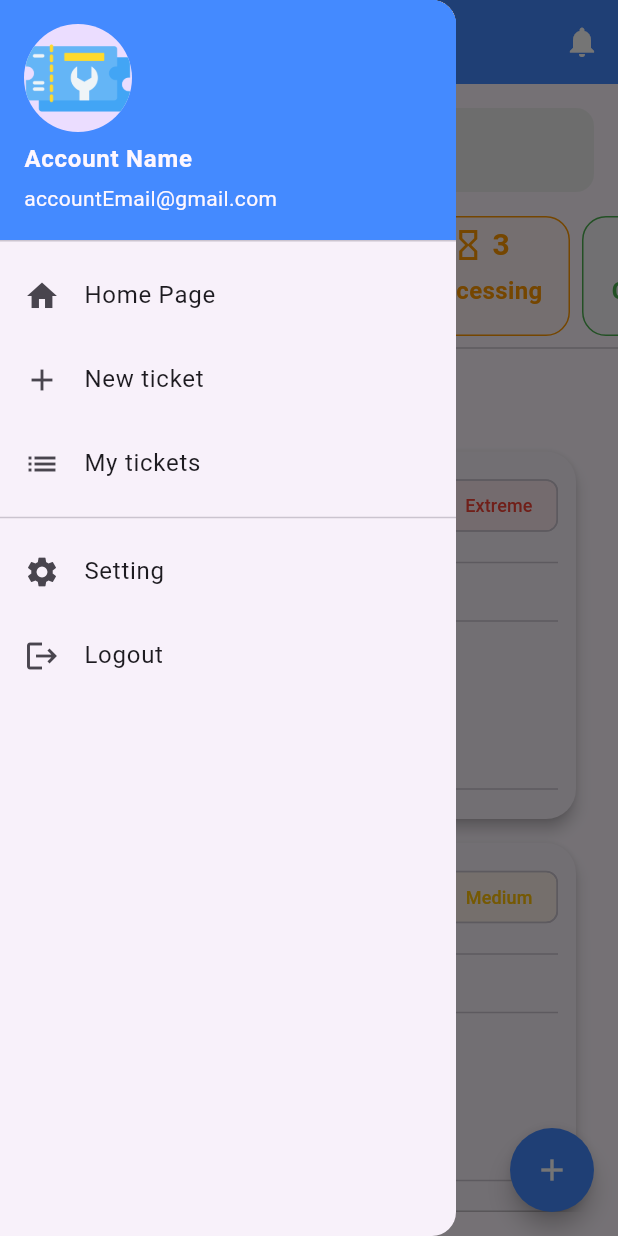
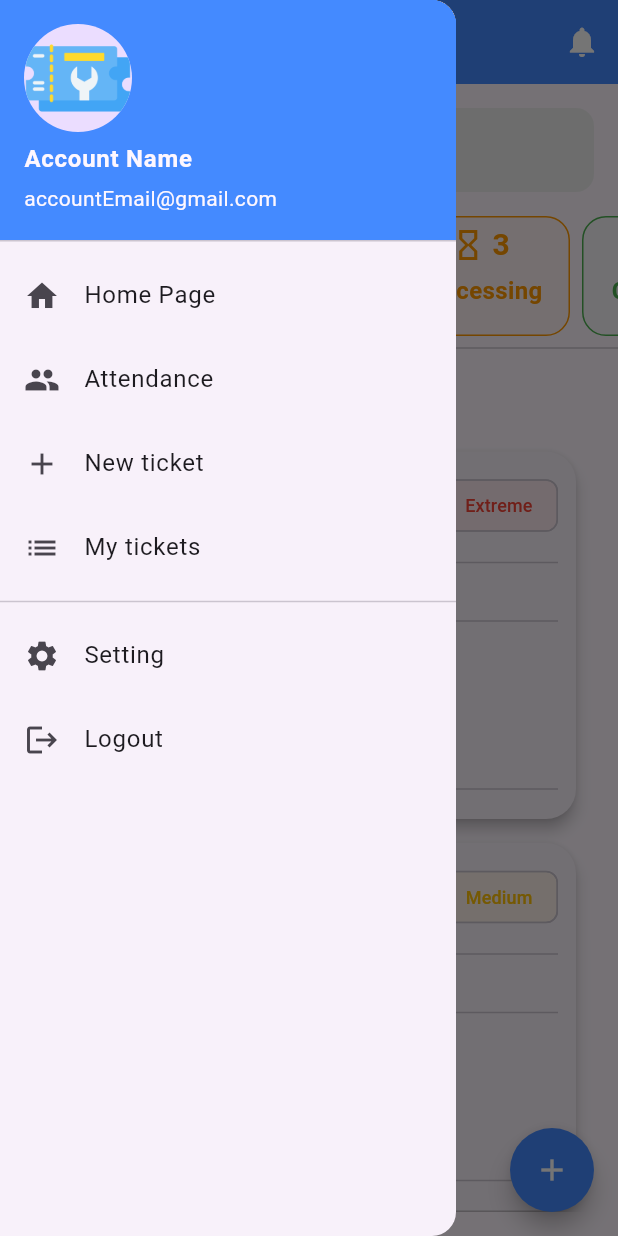
Before and after one commit to Alro127/CorpHub_Mobile, a Flutter app: the screen it shows after launch, with the side drawer open, on a phone screen of 412 x 824 dp. Run offline on Flutter 3.47's test engine with Material 3 defaults, Android fonts, the light colour scheme and no system bars.

Commit message:
Refactor appBar vs sideBar

```diff
--- /dev/null
+++ b/lib/ui/core/widgets/head_bar.dart
@@ -0,0 +1,35 @@
+import 'package:flutter/material.dart';
+
+class HeadBar extends StatelessWidget implements PreferredSizeWidget {
+  final String title;
+
+  const HeadBar({
+    super.key,
+    required this.title
+  });
+
+  @override
+  Widget build(BuildContext context) {
+    return AppBar(
+      leading: Builder(
+        builder: (context) => IconButton(
+          onPressed: () => Scaffold.of(context).openDrawer(),
+          icon: Icon(Icons.menu, color: Colors.white),
+        ),
+      ),
+      title: Text(
+        title,
+        style: TextStyle(fontWeight: FontWeight.bold, color: Colors.white),
+      ),
+      backgroundColor: Colors.blueAccent,
+      actions: [
+        IconButton(
+          icon: const Icon(Icons.notifications, color: Colors.white),
+          onPressed: () {},
+        ),
+      ],
+    );
+  }
+  @override
+  Size get preferredSize => Size.fromHeight(kToolbarHeight);
+}
--- /dev/null
+++ b/lib/ui/core/widgets/side_bar.dart
@@ -0,0 +1,78 @@
+import 'package:flutter/material.dart';
+import 'package:ticket_helpdesk/ui/add_new_ticket/widgets/add_new_ticket.dart';
+import 'package:ticket_helpdesk/ui/attendance/widgets/attendance_page.dart';
+import 'package:ticket_helpdesk/ui/home_page/widgets/home_page.dart';
+
+class SideBar extends StatelessWidget {
+  const SideBar({
+    super.key,
+  });
+
+  @override
+  Widget build(BuildContext context) {
+    return Drawer(
+      child: ListView(
+        padding: EdgeInsets.zero,
+        children: [
+          UserAccountsDrawerHeader(
+            accountName: Text(
+              'Account Name',
+              style: TextStyle(fontWeight: FontWeight.bold),
+            ),
+            accountEmail: Text('accountEmail@gmail.com'),
+            currentAccountPicture: const CircleAvatar(
+              backgroundImage: AssetImage('images/support-ticket.png'),
+            ),
+            decoration: BoxDecoration(color: Colors.blueAccent),
+          ),
+          ListTile(
+            leading: Icon(Icons.home),
+            title: Text('Home Page'),
+            onTap: () {
+              Navigator.push(
+                context,
+                MaterialPageRoute(builder: (context) => HomePage()),
+              );
+            },
+          ),
+          ListTile(
+            leading: const Icon(Icons.people),
+            title: const Text('Attendance'),
+            onTap: () {
+              Navigator.push(
+                context,
+                MaterialPageRoute(builder: (context) => AttendancePage()),
+              );
+            },
+          ),
+          ListTile(
+            leading: const Icon(Icons.add),
+            title: const Text('New ticket'),
+            onTap: () {
+              Navigator.push(
+                context,
+                MaterialPageRoute(builder: (context) => AddNewTicket()),
+              );
+            },
+          ),
+          ListTile(
+            leading: const Icon(Icons.list),
+            title: const Text('My tickets'),
+            onTap: () {},
+          ),
+          const Divider(),
+          ListTile(
+            leading: const Icon(Icons.settings),
+            title: const Text('Setting'),
+            onTap: () {},
+          ),
+          ListTile(
+            leading: const Icon(Icons.logout),
+            title: const Text('Logout'),
+            onTap: () {},
+          ),
+        ],
+      ),
+    );
+  }
+}
--- a/lib/ui/home_page/widgets/home_page.dart
+++ b/lib/ui/home_page/widgets/home_page.dart
@@ -1,5 +1,7 @@
 import 'package:flutter/material.dart';
 import 'package:ticket_helpdesk/ui/add_new_ticket/widgets/add_new_ticket.dart';
+import 'package:ticket_helpdesk/ui/core/widgets/head_bar.dart';
+import 'package:ticket_helpdesk/ui/core/widgets/side_bar.dart';
 import 'package:ticket_helpdesk/ui/core/widgets/ticket_item.dart';
 import 'package:ticket_helpdesk/ui/home_page/widgets/dashboard_stats.dart';
 import 'package:ticket_helpdesk/domain/models/ticket.dart';
@@ -40,76 +42,8 @@ class _HomePageState extends State<HomePage> {
   @override
   Widget build(BuildContext context) {
     return Scaffold(
-      appBar: AppBar(
-        leading: Builder(
-          builder: (context) => IconButton(
-            onPressed: () => Scaffold.of(context).openDrawer(),
-            icon: Icon(Icons.menu, color: Colors.white),
-          ),
-        ),
-        title: Text(
-          'HomePage',
-          style: TextStyle(fontWeight: FontWeight.bold, color: Colors.white),
-        ),
-        backgroundColor: Colors.blueAccent,
-        actions: [
-          IconButton(
-            icon: const Icon(Icons.notifications, color: Colors.white),
-            onPressed: () {},
-          ),
-        ],
-      ),
-      drawer: Drawer(
-        child: ListView(
-          padding: EdgeInsets.zero,
-          children: [
-            UserAccountsDrawerHeader(
-              accountName: Text(
-                'Account Name',
-                style: TextStyle(fontWeight: FontWeight.bold),
-              ),
-              accountEmail: Text('accountEmail@gmail.com'),
-              currentAccountPicture: const CircleAvatar(
-                backgroundImage: AssetImage('images/support-ticket.png'),
-              ),
-              decoration: BoxDecoration(color: Colors.blueAccent),
-            ),
-            ListTile(
-              leading: Icon(Icons.home),
-              title: Text('Home Page'),
-              onTap: () {
-                Navigator.pop(context);
-              },
-            ),
-            ListTile(
-              leading: const Icon(Icons.add),
-              title: const Text('New ticket'),
-              onTap: () {
-                Navigator.push(
-                  context,
-                  MaterialPageRoute(builder: (context) => AddNewTicket()),
-                );
-              },
-            ),
-            ListTile(
-              leading: const Icon(Icons.list),
-              title: const Text('My tickets'),
-              onTap: () {},
-            ),
-            const Divider(),
-            ListTile(
-              leading: const Icon(Icons.settings),
-              title: const Text('Setting'),
-              onTap: () {},
-            ),
-            ListTile(
-              leading: const Icon(Icons.logout),
-              title: const Text('Logout'),
-              onTap: () {},
-            ),
-          ],
-        ),
-      ),
+      appBar: HeadBar(title: "Home Page"),
+      drawer: SideBar(),
       body: Column(
         crossAxisAlignment: CrossAxisAlignment.start,
         children: [
```
Also changed, not shown: lib/ui/add_new_ticket/widgets/add_new_ticket.dart (+4 -13 lines), lib/ui/attendance/widgets/attendance_page.dart (added, +20 -0 lines).
